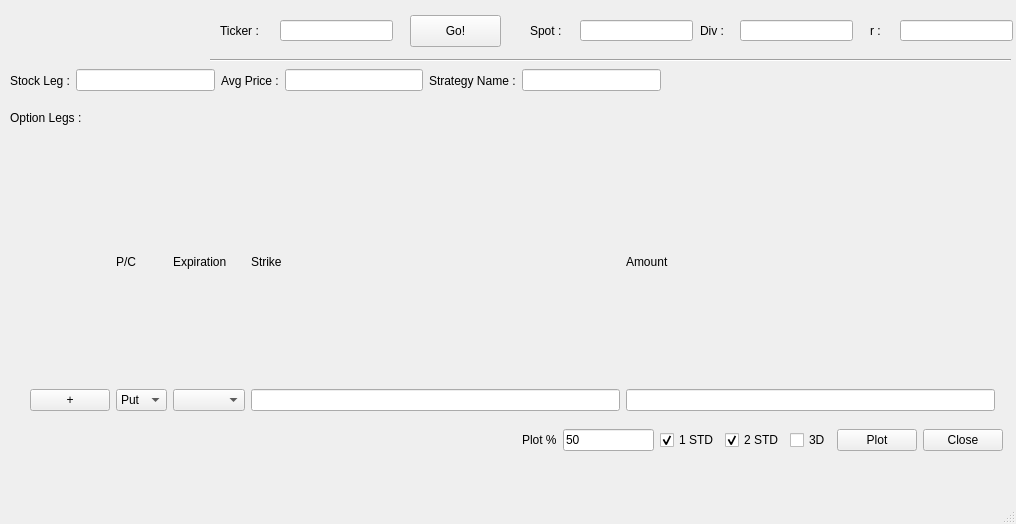
Before: the Qt Designer form GUI/strategy_builder_ui.ui in joan-arau/ThetaTrader, drawn with Qt 5.
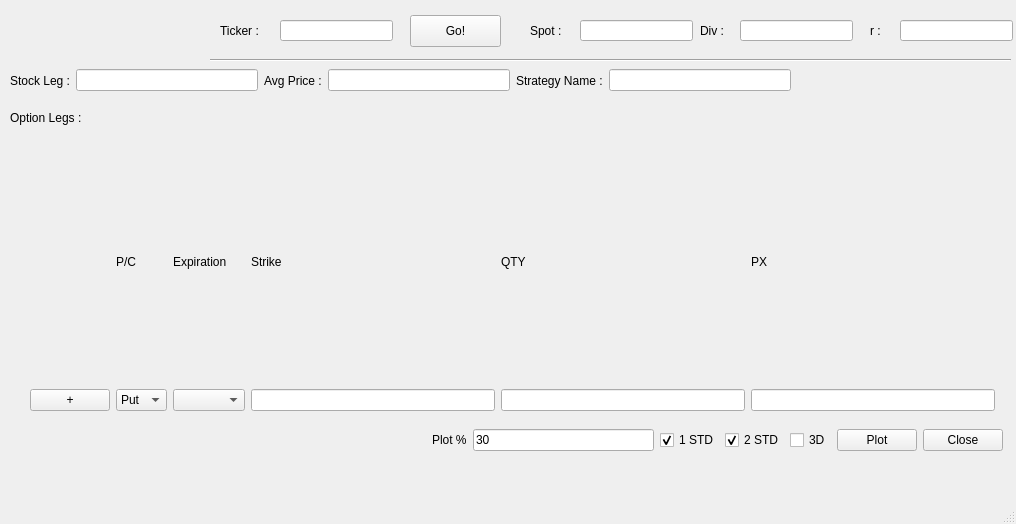
After: the same form once the commit is applied. Icons and pictures are not drawn.

Diff of the .ui file:
```diff
--- a/GUI/strategy_builder_ui.ui
+++ b/GUI/strategy_builder_ui.ui
@@ -180,6 +180,13 @@
      <property name="sizeConstraint">
       <enum>QLayout::SetDefaultConstraint</enum>
      </property>
+     <item row="0" column="5">
+      <widget class="QLabel" name="label_14">
+       <property name="text">
+        <string>PX</string>
+       </property>
+      </widget>
+     </item>
      <item row="1" column="3">
       <widget class="QLineEdit" name="lineEdit"/>
      </item>
@@ -247,21 +254,27 @@
      <item row="0" column="4">
       <widget class="QLabel" name="label_11">
        <property name="text">
-        <string>Amount</string>
+        <string>QTY</string>
        </property>
       </widget>
      </item>
-     <item row="1" column="5">
+     <item row="0" column="6">
+      <widget class="QWidget" name="widget_2" native="true"/>
+     </item>
+     <item row="1" column="6">
       <widget class="QWidget" name="widget" native="true"/>
      </item>
+     <item row="1" column="5">
+      <widget class="QLineEdit" name="lineEdit_5"/>
+     </item>
     </layout>
    </widget>
    <widget class="QWidget" name="gridLayoutWidget_2">
     <property name="geometry">
      <rect>
-      <x>522</x>
+      <x>432</x>
       <y>420</y>
-      <width>481</width>
+      <width>571</width>
       <height>41</height>
      </rect>
     </property>
@@ -320,7 +333,7 @@
      <item row="0" column="1">
       <widget class="QLineEdit" name="lineEdit_4">
        <property name="text">
-        <string>50</string>
+        <string>30</string>
        </property>
       </widget>
      </item>
@@ -331,7 +344,7 @@
      <rect>
       <x>10</x>
       <y>60</y>
-      <width>651</width>
+      <width>781</width>
       <height>41</height>
      </rect>
     </property>
```
